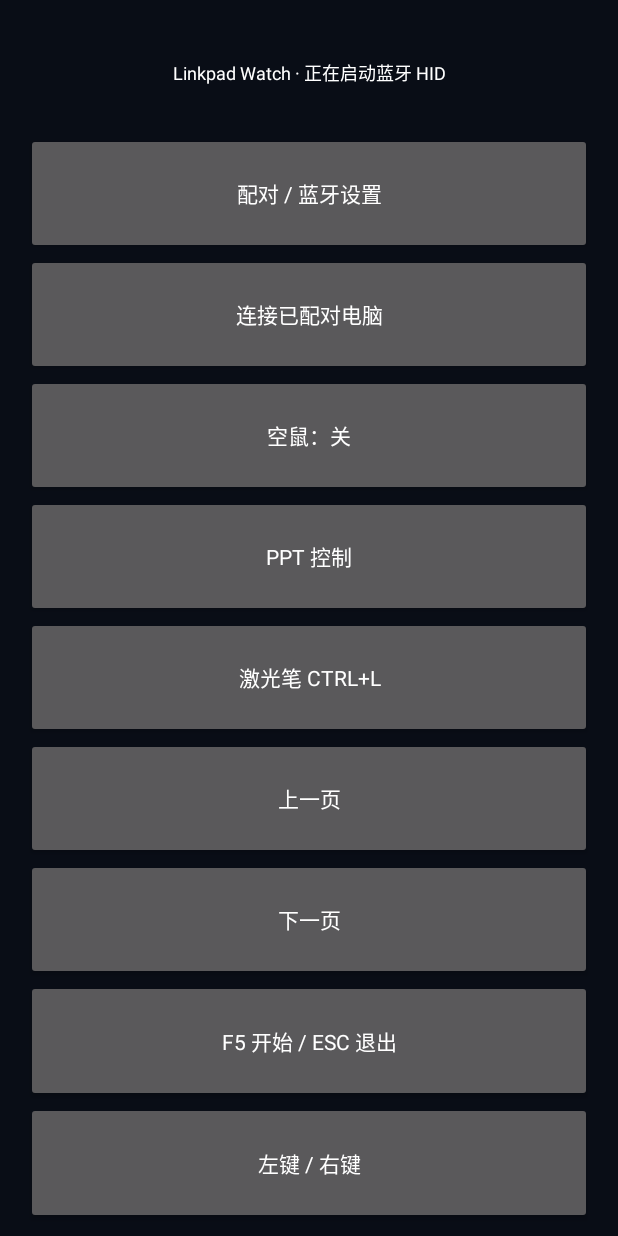
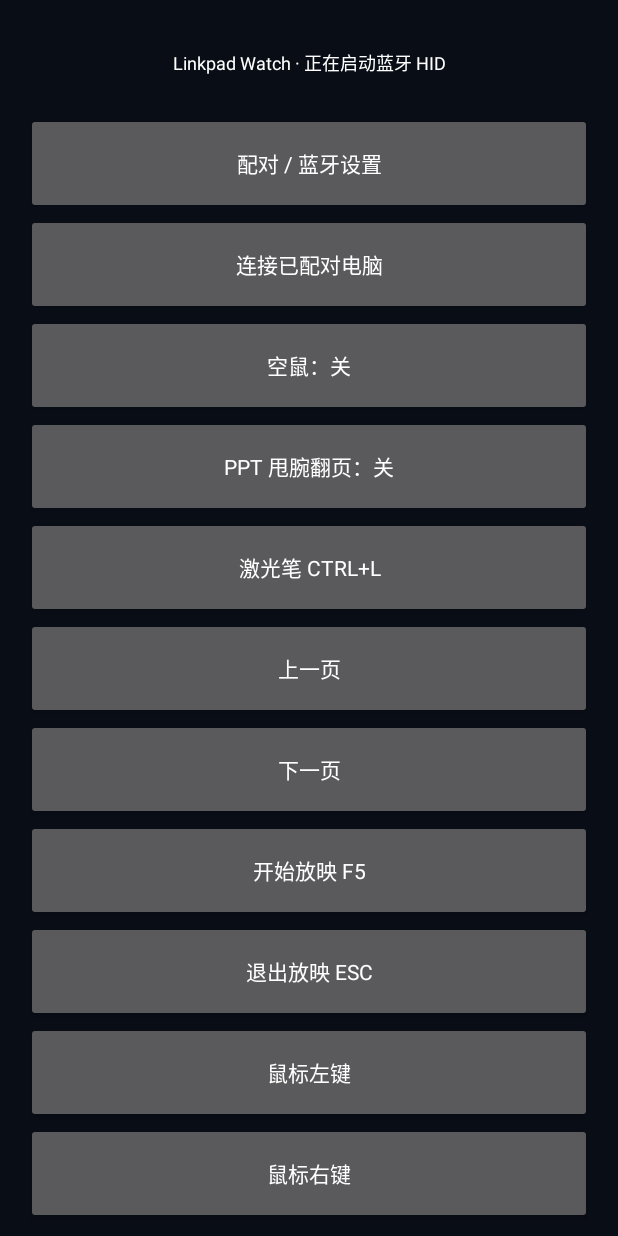
Before and after one commit to YangXuanpu/linkpad-watch-standalone, an Android app: the screen it shows after launch (MainActivity), on a phone screen of 412 x 824 dp. Run offline under Robolectric (Android 15) with nearby library versions, the phone set to English and light mode, and no system bars; 2 statements that could not run were skipped.

Commit message:
Fix air mouse toggle and add distinct mouse buttons

```diff
--- a/app/src/main/java/com/linkpad/watch/MainActivity.java
+++ b/app/src/main/java/com/linkpad/watch/MainActivity.java
@@ -14,8 +14,6 @@ import android.os.Build;
 import android.os.Bundle;
 import android.provider.Settings;
 import android.view.Gravity;
-import android.view.MotionEvent;
-import android.view.View;
 import android.widget.Button;
 import android.widget.LinearLayout;
 import android.widget.TextView;
@@ -25,9 +23,10 @@ public class MainActivity extends Activity implements SensorEventListener {
     private TextView status;
     private SensorManager sensors;
     private Sensor gyro;
-    private boolean airMouse = false, wrist = true, ppt = false, latched = false;
-    private long lastTs=0, lastFlick=0;
+    private boolean airMouse=false, wrist=true, ppt=false, latched=false;
+    private long lastTs=0,lastFlick=0;
     private float dx=0,dy=0;
+    private Button airButton;
 
     @Override public void onCreate(Bundle b) {
         super.onCreate(b);
@@ -36,13 +35,13 @@ public class MainActivity extends Activity implements SensorEventListener {
         sensors=(SensorManager)getSystemService(SENSOR_SERVICE);
         gyro=sensors.getDefaultSensor(Sensor.TYPE_GYROSCOPE);
         buildUi();
-        if (Build.VERSION.SDK_INT>=31 && checkSelfPermission(Manifest.permission.BLUETOOTH_CONNECT)!=PackageManager.PERMISSION_GRANTED) {
+        if(Build.VERSION.SDK_INT>=31&&checkSelfPermission(Manifest.permission.BLUETOOTH_CONNECT)!=PackageManager.PERMISSION_GRANTED)
             requestPermissions(new String[]{Manifest.permission.BLUETOOTH_CONNECT,Manifest.permission.BLUETOOTH_ADVERTISE},9);
-        } else startService();
+        else startHidService();
     }
-    private void startService() {
+    private void startHidService() {
         Intent i=new Intent(this,HidService.class);
-        if(Build.VERSION.SDK_INT>=26) startForegroundService(i); else startService(i);
+        if(Build.VERSION.SDK_INT>=26)startForegroundService(i);else startService(i);
         bindService(i,new android.content.ServiceConnection(){
             public void onServiceConnected(android.content.ComponentName n,android.os.IBinder b){
                 hid=((HidService.LocalBinder)b).getService();
@@ -51,31 +50,41 @@ public class MainActivity extends Activity implements SensorEventListener {
             public void onServiceDisconnected(android.content.ComponentName n){hid=null;}
         },BIND_AUTO_CREATE);
     }
-    @Override public void onRequestPermissionsResult(int r,String[] p,int[] g){super.onRequestPermissionsResult(r,p,g);if(r==9&&Build.VERSION.SDK_INT>=31&&checkSelfPermission(Manifest.permission.BLUETOOTH_CONNECT)==PackageManager.PERMISSION_GRANTED)startService();}
+    @Override public void onRequestPermissionsResult(int r,String[] p,int[] g){super.onRequestPermissionsResult(r,p,g);if(r==9&&Build.VERSION.SDK_INT>=31&&checkSelfPermission(Manifest.permission.BLUETOOTH_CONNECT)==PackageManager.PERMISSION_GRANTED)startHidService();}
     private TextView label(String t){TextView v=new TextView(this);v.setText(t);v.setTextColor(0xffffffff);v.setGravity(Gravity.CENTER);v.setTextSize(12);return v;}
     private Button button(String t,Runnable a,LinearLayout root){Button b=new Button(this);b.setText(t);b.setOnClickListener(v->a.run());root.addView(b,new LinearLayout.LayoutParams(-1,0,1));return b;}
     private void buildUi(){
         LinearLayout root=new LinearLayout(this);root.setOrientation(1);root.setGravity(Gravity.CENTER);root.setPadding(26,12,26,12);root.setBackgroundColor(0xff090d16);
         status=label("Linkpad Watch · 正在启动蓝牙 HID");root.addView(status,new LinearLayout.LayoutParams(-1,0,1));
-        button("配对 / 蓝牙设置",()->{try{startActivity(new Intent(Settings.ACTION_BLUETOOTH_SETTINGS));}catch(Exception e){}},root);
-        button("连接已配对电脑",()->{if(hid!=null){BluetoothAdapter a=BluetoothAdapter.getDefaultAdapter();if(a!=null&&Build.VERSION.SDK_INT<31||checkSelfPermission(Manifest.permission.BLUETOOTH_CONNECT)==PackageManager.PERMISSION_GRANTED){try{for(BluetoothDevice d:a.getBondedDevices())hid.connect(d);}catch(Exception e){status.setText("连接失败："+e.getMessage());}}}},root);
-        button("空鼠："+(airMouse?"开":"关"),()->{airMouse=!airMouse;((Button)root.getChildAt(2)).setText("空鼠："+(airMouse?"开":"关"));},root);
-        button("PPT 控制",()->{ppt=!ppt;status.setText(ppt?"PPT：甩腕翻页已开启":"普通空鼠模式");},root);
+        button("配对 / 蓝牙设置",()->{try{startActivity(new Intent(Settings.ACTION_BLUETOOTH_SETTINGS));}catch(Exception ignored){}},root);
+        button("连接已配对电脑",()->{
+            if(hid==null)return;
+            if(Build.VERSION.SDK_INT>=31&&checkSelfPermission(Manifest.permission.BLUETOOTH_CONNECT)!=PackageManager.PERMISSION_GRANTED)return;
+            BluetoothAdapter a=BluetoothAdapter.getDefaultAdapter();
+            if(a!=null)try{for(BluetoothDevice d:a.getBondedDevices())hid.connect(d);}catch(Exception e){status.setText("连接失败："+e.getMessage());}
+        },root);
+        airButton=button("空鼠：关",()->{airMouse=!airMouse;airButton.setText("空鼠："+(airMouse?"开":"关"));},root);
+        button("PPT 甩腕翻页："+(ppt?"开":"关"),()->{ppt=!ppt;status.setText(ppt?"PPT：甩腕翻页已开启":"普通空鼠模式");},root);
         button("激光笔 Ctrl+L",()->{if(hid!=null)hid.key(HidProtocol.KEY_L,HidProtocol.MOD_LEFT_CTRL);},root);
         button("上一页",()->{if(hid!=null)hid.key(HidProtocol.KEY_PAGE_UP,0);},root);
         button("下一页",()->{if(hid!=null)hid.key(HidProtocol.KEY_PAGE_DOWN,0);},root);
-        button("F5 开始 / Esc 退出",()->{if(hid!=null)hid.key(HidProtocol.KEY_F5,0);},root);
-        button("左键 / 右键",()->{if(hid!=null)hid.click(1);},root);
+        button("开始放映 F5",()->{if(hid!=null)hid.key(HidProtocol.KEY_F5,0);},root);
+        button("退出放映 Esc",()->{if(hid!=null)hid.key(HidProtocol.KEY_ESCAPE,0);},root);
+        button("鼠标左键",()->{if(hid!=null)hid.click(1);},root);
+        button("鼠标右键",()->{if(hid!=null)hid.click(2);},root);
         setContentView(root);
     }
     @Override protected void onResume(){super.onResume();if(gyro!=null)sensors.registerListener(this,gyro,SensorManager.SENSOR_DELAY_GAME);}
     @Override protected void onPause(){sensors.unregisterListener(this);super.onPause();}
     @Override public void onSensorChanged(SensorEvent e){
         if(e.sensor.getType()!=Sensor.TYPE_GYROSCOPE)return;
-        long t=e.timestamp;if(lastTs==0){lastTs=t;return;}float dt=Math.min(.05f,(t-lastTs)/1e9f);lastTs=t;
+        long t=e.timestamp;if(lastTs==0){lastTs=t;return;}
+        float dt=Math.min(.05f,Math.max(.001f,(t-lastTs)/1e9f));lastTs=t;
         float x=e.values[0],z=e.values[2],m=Math.max(Math.abs(x),Math.abs(z));
         if(m<1.1f)latched=false;
-        if(ppt&&wrist&&m>3.0f&&!latched&&t-lastFlick>700000000L){latched=true;lastFlick=t;if(hid!=null)hid.key((x>=0?HidProtocol.KEY_PAGE_DOWN:HidProtocol.KEY_PAGE_UP),0);}
+        if(ppt&&wrist&&m>3.0f&&!latched&&t-lastFlick>700000000L){
+            latched=true;lastFlick=t;if(hid!=null)hid.key((x>=0?HidProtocol.KEY_PAGE_DOWN:HidProtocol.KEY_PAGE_UP),0);
+        }
         if(airMouse&&hid!=null){dx+=z*dt*500;dy-=x*dt*500;int ix=(int)dx,iy=(int)dy;if(ix!=0||iy!=0){dx-=ix;dy-=iy;hid.move(ix,iy);}}
     }
     @Override public void onAccuracyChanged(Sensor s,int a){}
```
